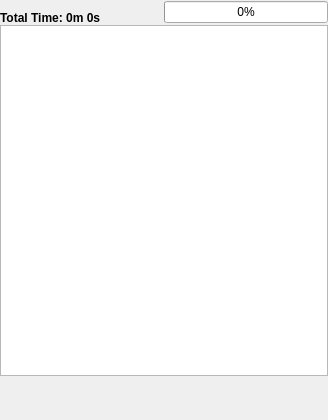
The window that trunk/GUI/GUI_Playlist.ui (shahid334/sayonara-player) describes before a commit, drawn with Qt 5.
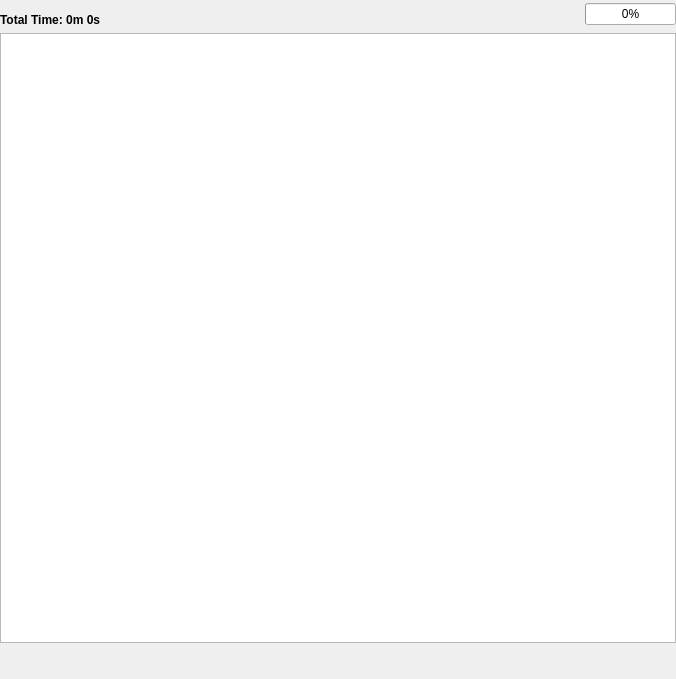
The same window after the commit. Icons and pictures are not drawn.

Commit message: deleted many gui layouts performance at reszing is still poor

What changed in the file:
```diff
--- a/trunk/GUI/GUI_Playlist.ui
+++ b/trunk/GUI/GUI_Playlist.ui
@@ -9,8 +9,8 @@
    <rect>
     <x>0</x>
     <y>0</y>
-    <width>328</width>
-    <height>420</height>
+    <width>676</width>
+    <height>679</height>
    </rect>
   </property>
   <property name="sizePolicy">
@@ -37,161 +37,23 @@
   <property name="toolTip">
    <string>Append tracks</string>
   </property>
-  <layout class="QHBoxLayout" name="horizontalLayout">
-   <property name="spacing">
-    <number>0</number>
-   </property>
-   <property name="leftMargin">
-    <number>0</number>
-   </property>
-   <property name="topMargin">
-    <number>0</number>
-   </property>
-   <property name="rightMargin">
-    <number>0</number>
-   </property>
-   <property name="bottomMargin">
-    <number>5</number>
-   </property>
-   <item>
-    <widget class="QWidget" name="widget" native="true">
-     <property name="sizePolicy">
-      <sizepolicy hsizetype="Preferred" vsizetype="Preferred">
-       <horstretch>100</horstretch>
-       <verstretch>100</verstretch>
-      </sizepolicy>
-     </property>
-     <layout class="QVBoxLayout" name="verticalLayout_2">
-      <property name="spacing">
-       <number>0</number>
-      </property>
-      <property name="margin">
-       <number>0</number>
-      </property>
-      <item>
        <layout class="QGridLayout" name="gridLayout">
-        <item row="1" column="0" colspan="6">
-         <widget class="QListView" name="listView">
-          <property name="minimumSize">
-           <size>
-            <width>200</width>
-            <height>0</height>
-           </size>
-          </property>
-          <property name="maximumSize">
-           <size>
-            <width>1000</width>
-            <height>16777215</height>
-           </size>
-          </property>
-          <property name="styleSheet">
-           <string notr="true"/>
-          </property>
-          <property name="horizontalScrollBarPolicy">
-           <enum>Qt::ScrollBarAlwaysOff</enum>
-          </property>
-         </widget>
-        </item>
-        <item row="4" column="5">
-         <layout class="QHBoxLayout" name="horizontalLayout_3">
           <property name="leftMargin">
            <number>0</number>
           </property>
           <property name="topMargin">
-           <number>5</number>
+    <number>2</number>
           </property>
           <property name="rightMargin">
            <number>0</number>
           </property>
           <property name="bottomMargin">
-           <number>4</number>
-          </property>
-          <item>
-           <spacer name="horizontalSpacer">
-            <property name="orientation">
-             <enum>Qt::Horizontal</enum>
-            </property>
-            <property name="sizeHint" stdset="0">
-             <size>
-              <width>40</width>
-              <height>20</height>
-             </size>
-            </property>
-           </spacer>
-          </item>
-          <item>
-           <widget class="QPushButton" name="btn_clear">
-            <property name="minimumSize">
-             <size>
-              <width>24</width>
-              <height>24</height>
-             </size>
-            </property>
-            <property name="maximumSize">
-             <size>
-              <width>26</width>
-              <height>26</height>
-             </size>
-            </property>
-            <property name="toolTip">
-             <string>Clear Playlist</string>
-            </property>
-            <property name="text">
-             <string/>
-            </property>
-            <property name="icon">
-             <iconset>
-              <normaloff>icons/broom.png</normaloff>icons/broom.png</iconset>
-            </property>
-            <property name="iconSize">
-             <size>
-              <width>24</width>
-              <height>24</height>
-             </size>
-            </property>
-            <property name="flat">
-             <bool>true</bool>
-            </property>
-           </widget>
-          </item>
-          <item>
-           <widget class="QPushButton" name="btn_save_playlist">
-            <property name="minimumSize">
-             <size>
-              <width>30</width>
-              <height>30</height>
-             </size>
-            </property>
-            <property name="maximumSize">
-             <size>
-              <width>30</width>
-              <height>30</height>
-             </size>
-            </property>
-            <property name="toolTip">
-             <string>Save Playlist</string>
-            </property>
-            <property name="text">
-             <string/>
-            </property>
-            <property name="icon">
-             <iconset>
-              <normaloff>icons/save.png</normaloff>icons/save.png</iconset>
-            </property>
-            <property name="iconSize">
-             <size>
-              <width>24</width>
-              <height>24</height>
-             </size>
-            </property>
-            <property name="flat">
-             <bool>true</bool>
-            </property>
-           </widget>
-          </item>
-         </layout>
-        </item>
-        <item row="0" column="1" colspan="2">
+    <number>0</number>
+   </property>
+   <property name="horizontalSpacing">
+    <number>3</number>
+   </property>
+   <item row="0" column="0" colspan="7">
          <widget class="QLabel" name="lab_totalTime">
           <property name="minimumSize">
            <size>
@@ -219,12 +81,29 @@
           </property>
          </widget>
         </item>
-        <item row="4" column="1">
-         <layout class="QHBoxLayout" name="horizontalLayout_4">
-          <property name="spacing">
-           <number>0</number>
-          </property>
-          <item>
+   <item row="1" column="0" colspan="11">
+    <widget class="QListView" name="listView">
+     <property name="minimumSize">
+      <size>
+       <width>200</width>
+       <height>0</height>
+      </size>
+     </property>
+     <property name="maximumSize">
+      <size>
+       <width>1000</width>
+       <height>16777215</height>
+      </size>
+     </property>
+     <property name="styleSheet">
+      <string notr="true"/>
+     </property>
+     <property name="horizontalScrollBarPolicy">
+      <enum>Qt::ScrollBarAlwaysOff</enum>
+     </property>
+    </widget>
+   </item>
+   <item row="2" column="0">
            <widget class="QPushButton" name="btn_rep1">
             <property name="minimumSize">
              <size>
@@ -265,7 +144,20 @@
             </property>
            </widget>
           </item>
-          <item>
+   <item row="0" column="8" colspan="3">
+    <widget class="QProgressBar" name="pl_progress_bar">
+     <property name="maximumSize">
+      <size>
+       <width>5000</width>
+       <height>16777215</height>
+      </size>
+     </property>
+     <property name="value">
+      <number>0</number>
+     </property>
+    </widget>
+   </item>
+   <item row="2" column="1">
            <widget class="QPushButton" name="btn_repAll">
             <property name="minimumSize">
              <size>
@@ -306,7 +198,7 @@
             </property>
            </widget>
           </item>
-          <item>
+   <item row="2" column="2">
            <widget class="QPushButton" name="btn_shuffle">
             <property name="minimumSize">
              <size>
@@ -347,7 +239,7 @@
             </property>
            </widget>
           </item>
-          <item>
+   <item row="2" column="3">
            <widget class="QPushButton" name="btn_append">
             <property name="minimumSize">
              <size>
@@ -388,7 +280,77 @@
             </property>
            </widget>
           </item>
-          <item>
+   <item row="2" column="9">
+    <widget class="QPushButton" name="btn_save_playlist">
+     <property name="minimumSize">
+      <size>
+       <width>30</width>
+       <height>30</height>
+      </size>
+     </property>
+     <property name="maximumSize">
+      <size>
+       <width>30</width>
+       <height>30</height>
+      </size>
+     </property>
+     <property name="toolTip">
+      <string>Save Playlist</string>
+     </property>
+     <property name="text">
+      <string/>
+     </property>
+     <property name="icon">
+      <iconset>
+       <normaloff>icons/save.png</normaloff>icons/save.png</iconset>
+     </property>
+     <property name="iconSize">
+      <size>
+       <width>24</width>
+       <height>24</height>
+      </size>
+     </property>
+     <property name="flat">
+      <bool>true</bool>
+     </property>
+    </widget>
+   </item>
+   <item row="2" column="10">
+    <widget class="QPushButton" name="btn_clear">
+     <property name="minimumSize">
+      <size>
+       <width>24</width>
+       <height>24</height>
+      </size>
+     </property>
+     <property name="maximumSize">
+      <size>
+       <width>26</width>
+       <height>26</height>
+      </size>
+     </property>
+     <property name="toolTip">
+      <string>Clear Playlist</string>
+     </property>
+     <property name="text">
+      <string/>
+     </property>
+     <property name="icon">
+      <iconset>
+       <normaloff>icons/broom.png</normaloff>icons/broom.png</iconset>
+     </property>
+     <property name="iconSize">
+      <size>
+       <width>24</width>
+       <height>24</height>
+      </size>
+     </property>
+     <property name="flat">
+      <bool>true</bool>
+     </property>
+    </widget>
+   </item>
+   <item row="2" column="4" colspan="5">
            <spacer name="horizontalSpacer_2">
             <property name="orientation">
              <enum>Qt::Horizontal</enum>
@@ -401,25 +363,18 @@
             </property>
            </spacer>
           </item>
-         </layout>
-        </item>
-        <item row="0" column="5">
-         <widget class="QProgressBar" name="pl_progress_bar">
-          <property name="maximumSize">
+   <item row="0" column="7">
+    <spacer name="horizontalSpacer">
+     <property name="orientation">
+      <enum>Qt::Horizontal</enum>
+     </property>
+     <property name="sizeHint" stdset="0">
            <size>
-            <width>200</width>
-            <height>16777215</height>
-           </size>
-          </property>
-          <property name="value">
-           <number>0</number>
-          </property>
-         </widget>
-        </item>
-       </layout>
-      </item>
-     </layout>
-    </widget>
+       <width>40</width>
+       <height>20</height>
+      </size>
+     </property>
+    </spacer>
    </item>
   </layout>
  </widget>
```
Lines whose indentation alone changed are shown as unchanged. The commit also changes 8 other files.
